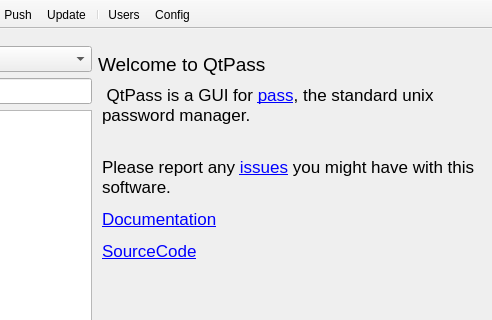
Before: the Qt Designer form src/mainwindow.ui in IJHack/QtPass, drawn with Qt 5; both pictures show x 309 to 801 and y 0 to 320 of the 801 by 484 pixel window.
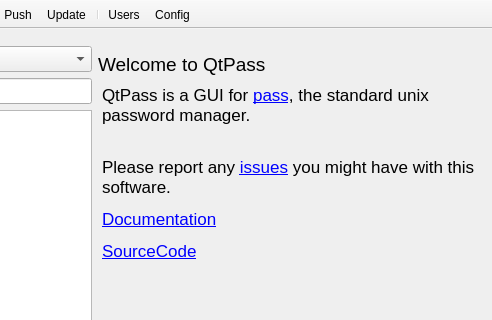
After: the same form once the commit is applied. Custom widgets are drawn as their Qt base class.

The edit to the form file:
```diff
--- a/src/mainwindow.ui
+++ b/src/mainwindow.ui
@@ -244,7 +244,7 @@
 &lt;html&gt;&lt;head&gt;&lt;meta name=&quot;qrichtext&quot; content=&quot;1&quot; /&gt;&lt;style type=&quot;text/css&quot;&gt;
 p, li { white-space: pre-wrap; }
 &lt;/style&gt;&lt;/head&gt;&lt;body style=&quot; font-family:'.SF NS Text'; font-size:13pt; font-weight:400; font-style:normal;&quot;&gt;
-&lt;p style=&quot; margin-top:12px; margin-bottom:12px; margin-left:0px; margin-right:0px; -qt-block-indent:0; text-indent:0px;&quot;&gt; &lt;span style=&quot; font-family:'Lato';&quot;&gt;QtPass&lt;/span&gt; is a GUI for &lt;a href=&quot;https://www.passwordstore.org/&quot;&gt;&lt;span style=&quot; text-decoration: underline; color:#0000ff;&quot;&gt;pass&lt;/span&gt;&lt;/a&gt;, the standard unix password manager.&lt;br /&gt;&lt;/p&gt;
+&lt;p style=&quot; margin-top:12px; margin-bottom:12px; margin-left:0px; margin-right:0px; -qt-block-indent:0; text-indent:0px;&quot;&gt;&lt;span style=&quot; font-family:'Lato';&quot;&gt;QtPass&lt;/span&gt; is a GUI for &lt;a href=&quot;https://www.passwordstore.org/&quot;&gt;&lt;span style=&quot; text-decoration: underline; color:#0000ff;&quot;&gt;pass&lt;/span&gt;&lt;/a&gt;, the standard unix password manager.&lt;br /&gt;&lt;/p&gt;
 &lt;p style=&quot; margin-top:12px; margin-bottom:12px; margin-left:0px; margin-right:0px; -qt-block-indent:0; text-indent:0px;&quot;&gt;Please report any &lt;a href=&quot;https://github.com/IJHack/qtpass/issues&quot;&gt;&lt;span style=&quot; text-decoration: underline; color:#0000ff;&quot;&gt;issues&lt;/span&gt;&lt;/a&gt; you might have with this software.&lt;/p&gt;
 &lt;p style=&quot; margin-top:12px; margin-bottom:12px; margin-left:0px; margin-right:0px; -qt-block-indent:0; text-indent:0px;&quot;&gt;&lt;a href=&quot;https://qtpass.org/&quot;&gt;&lt;span style=&quot; text-decoration: underline; color:#0000ff;&quot;&gt;Documentation&lt;/span&gt;&lt;/a&gt;&lt;/p&gt;
 &lt;p style=&quot; margin-top:12px; margin-bottom:12px; margin-left:0px; margin-right:0px; -qt-block-indent:0; text-indent:0px;&quot;&gt;&lt;a href=&quot;https://github.com/IJHack/qtpass&quot;&gt;&lt;span style=&quot; text-decoration: underline; color:#0000ff;&quot;&gt;SourceCode&lt;/span&gt;&lt;/a&gt;&lt;/p&gt;&lt;/body&gt;&lt;/html&gt;</string>
```
